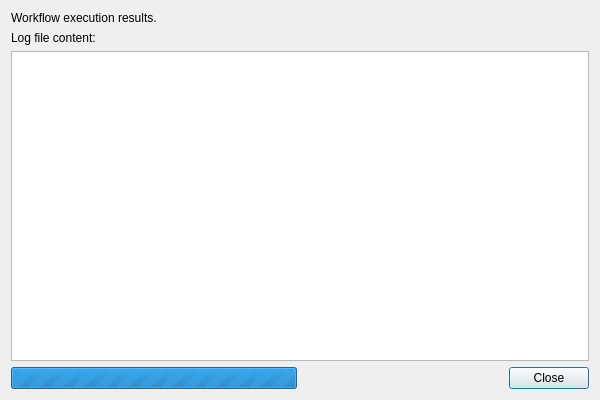
This is src/LogDialog.ui in flowexpert/charon as Qt 5 draws it before an edit. The edited form follows.
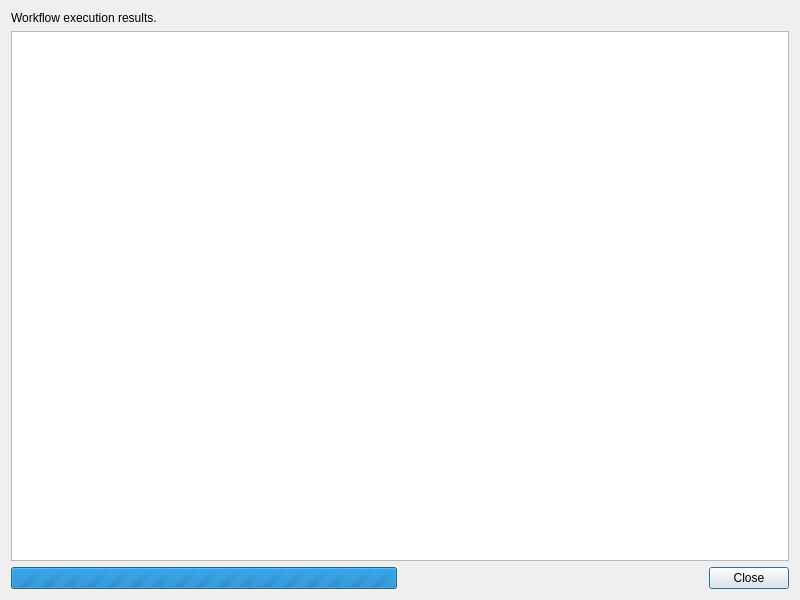
This is the edited form.

```diff
--- a/src/LogDialog.ui
+++ b/src/LogDialog.ui
@@ -6,8 +6,8 @@
    <rect>
     <x>0</x>
     <y>0</y>
-    <width>600</width>
-    <height>400</height>
+    <width>800</width>
+    <height>600</height>
    </rect>
   </property>
   <property name="windowTitle">
@@ -29,13 +29,6 @@
        </property>
       </widget>
      </item>
-     <item>
-      <widget class="QLabel" name="logLabel">
-       <property name="text">
-        <string>Log file content:</string>
-       </property>
-      </widget>
-     </item>
      <item>
       <widget class="QTextEdit" name="logText">
        <property name="acceptDrops">
```
